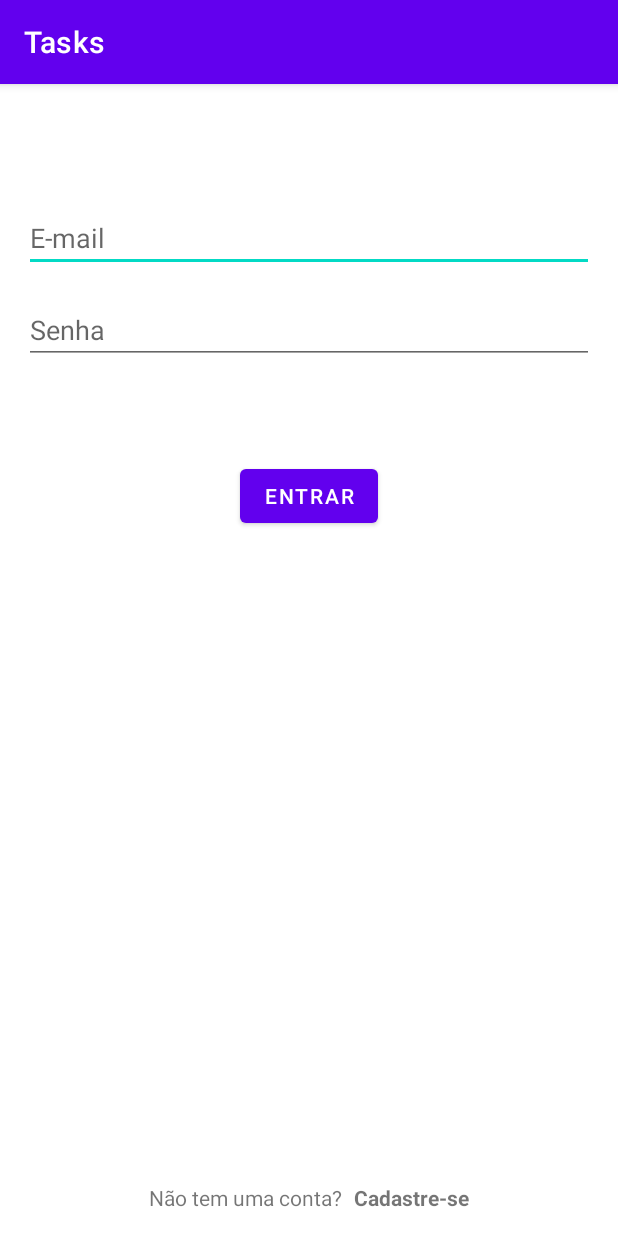
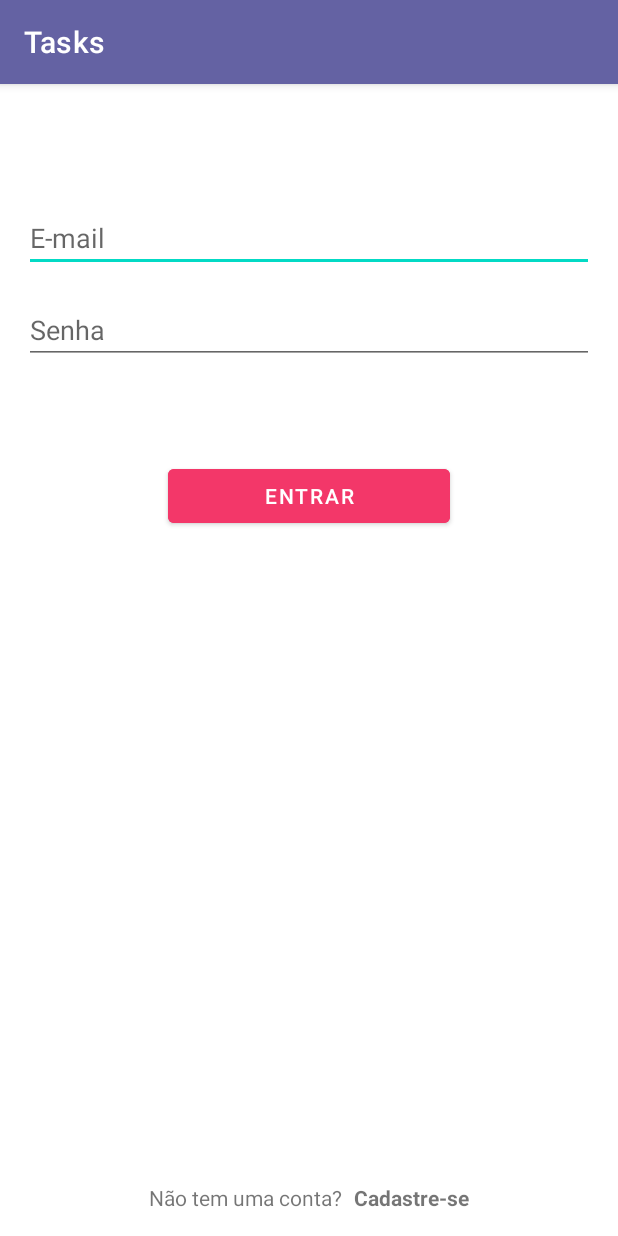
Before and after one commit to Caseca93/Task-Android, an Android app: the screen it shows after launch (LoginActivity), on a phone screen of 412 x 824 dp. Run offline under Robolectric (Android 15) with nearby library versions, the phone set to English and light mode, and no system bars; our stand-ins replace Room's generated code; network calls fail.

Commit message:
LAYOUT - Customização do botão, criando um style padrão

```diff
--- a/app/src/main/res/layout/activity_login.xml
+++ b/app/src/main/res/layout/activity_login.xml
@@ -35,6 +35,7 @@
         android:layout_height="wrap_content"
         android:layout_gravity="center_horizontal"
         android:layout_marginTop="64dp"
+        style="@style/DefaultButton"
         android:text="@string/entrar"
         app:layout_constraintEnd_toEndOf="parent"
         app:layout_constraintStart_toStartOf="parent"
--- a/app/src/main/res/layout/activity_register.xml
+++ b/app/src/main/res/layout/activity_register.xml
@@ -43,6 +43,7 @@
 
     <Button
         android:id="@+id/button_save"
+        style="@style/DefaultButton"
         android:layout_width="wrap_content"
         android:layout_height="wrap_content"
         android:layout_gravity="center_horizontal"
--- a/app/src/main/res/layout/activity_task_form.xml
+++ b/app/src/main/res/layout/activity_task_form.xml
@@ -77,8 +77,8 @@
         android:layout_marginTop="16dp"
         android:background="@android:color/transparent"
         android:gravity="center_vertical"
+        android:hint="@string/clique_para_selecionar_a_data"
         android:textColor="@color/black"
-        android:hint="@string/clique_para_selecionar_a_data"
         app:layout_constraintEnd_toEndOf="parent"
         app:layout_constraintStart_toStartOf="parent"
         app:layout_constraintTop_toBottomOf="@+id/view_date" />
@@ -93,6 +93,7 @@
 
     <Button
         android:id="@+id/button_save"
+        style="@style/DefaultButton"
         android:layout_width="wrap_content"
         android:layout_height="wrap_content"
         android:text="@string/adicionar_tarefa"
--- a/app/src/main/res/values/colors.xml
+++ b/app/src/main/res/values/colors.xml
@@ -1,10 +1,14 @@
 <?xml version="1.0" encoding="utf-8"?>
 <resources>
     <color name="purple_200">#FFBB86FC</color>
-    <color name="purple_500">#FF6200EE</color>
-    <color name="purple_700">#FF3700B3</color>
+    <color name="purple_500">#6462a3</color>
+    <color name="purple_700">#3b3a61</color>
     <color name="teal_200">#FF03DAC5</color>
     <color name="teal_700">#FF018786</color>
     <color name="black">#FF000000</color>
     <color name="white">#FFFFFFFF</color>
+    <color name="pink">#f33769</color>
+    <color name="grey_700">#FFFFFF</color>
+    <color name="grey_500">#c1c1c1</color>
+    <color name="grey_200">#535353</color>
 </resources>
--- a/app/src/main/res/values/themes.xml
+++ b/app/src/main/res/values/themes.xml
@@ -22,4 +22,13 @@
     <style name="Theme.Tasks.AppBarOverlay" parent="ThemeOverlay.AppCompat.Dark.ActionBar" />
 
     <style name="Theme.Tasks.PopupOverlay" parent="ThemeOverlay.AppCompat.Light" />
+
+    <!--Botão customizado-->
+    <style name="DefaultButton">
+        <item name="android:backgroundTint">@color/pink</item>
+        <item name="android:paddingStart">64dp</item>
+        <item name="android:paddingEnd">64dp</item>
+        <item name="android:paddingTop">8dp</item>
+        <item name="android:paddingBottom">8dp</item>
+    </style>
 </resources>
```
